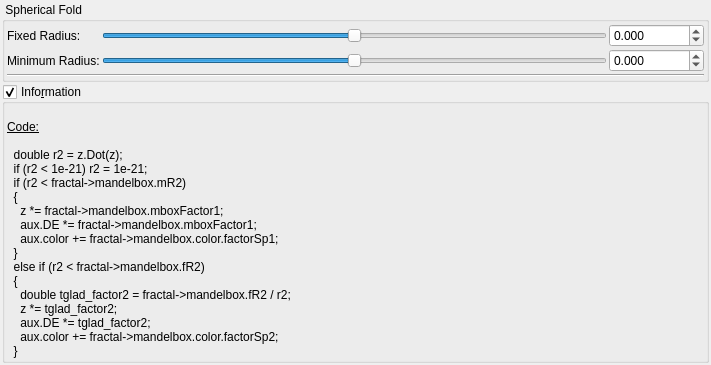
This is mandelbulber2/qt_data/fractal_transf_spherical_fold.ui in buddhi1980/mandelbulber2 as Qt 5 draws it before an edit. The edited form follows.
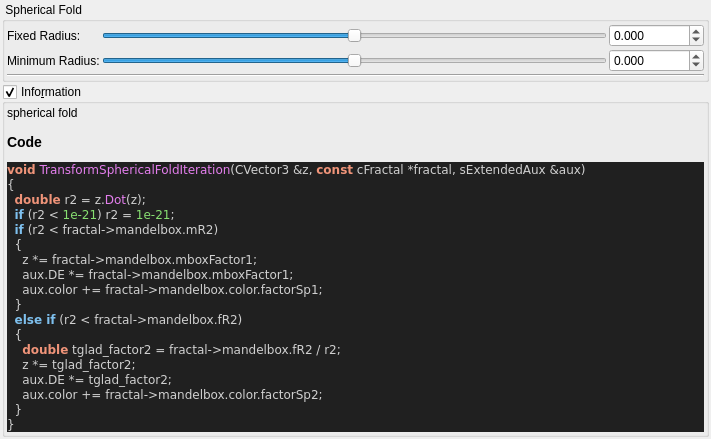
This is the edited form. Custom widgets are drawn as their Qt base class.

Commit message:
added all transforms information boxes
now all formulas can be parsed.

@buddhi do you got a reference for Xenodreambuie formula?

The edit to the form file:
```diff
--- a/mandelbulber2/qt_data/fractal_transf_spherical_fold.ui
+++ b/mandelbulber2/qt_data/fractal_transf_spherical_fold.ui
@@ -220,28 +220,39 @@
       <item>
        <widget class="QLabel" name="label_4">
         <property name="text">
-         <string>&lt;!DOCTYPE HTML PUBLIC &quot;-//W3C//DTD HTML 4.0//EN&quot; &quot;http://www.w3.org/TR/REC-html40/strict.dtd&quot;&gt;
-&lt;html&gt;&lt;head&gt;&lt;meta name=&quot;qrichtext&quot; content=&quot;1&quot; /&gt;&lt;style type=&quot;text/css&quot;&gt;
-p, li { white-space: pre-wrap; }
-&lt;/style&gt;&lt;/head&gt;&lt;body&gt;
-&lt;p style=&quot;-qt-paragraph-type:empty; margin-top:0px; margin-bottom:0px; margin-left:0px; margin-right:0px; -qt-block-indent:0; text-indent:0px;&quot;&gt;&lt;br /&gt;&lt;/p&gt;
-&lt;p style=&quot; margin-top:0px; margin-bottom:0px; margin-left:0px; margin-right:0px; -qt-block-indent:0; text-indent:0px;&quot;&gt;&lt;span style=&quot; text-decoration: underline;&quot;&gt;Code:&lt;/span&gt;&lt;/p&gt;
-&lt;p style=&quot;-qt-paragraph-type:empty; margin-top:0px; margin-bottom:0px; margin-left:0px; margin-right:0px; -qt-block-indent:0; text-indent:0px; text-decoration: underline;&quot;&gt;&lt;br /&gt;&lt;/p&gt;
-&lt;p style=&quot; margin-top:0px; margin-bottom:0px; margin-left:0px; margin-right:0px; -qt-block-indent:0; text-indent:0px;&quot;&gt;  double r2 = z.Dot(z);&lt;/p&gt;
-&lt;p style=&quot; margin-top:0px; margin-bottom:0px; margin-left:0px; margin-right:0px; -qt-block-indent:0; text-indent:0px;&quot;&gt;  if (r2 &amp;lt; 1e-21) r2 = 1e-21;&lt;/p&gt;
-&lt;p style=&quot; margin-top:0px; margin-bottom:0px; margin-left:0px; margin-right:0px; -qt-block-indent:0; text-indent:0px;&quot;&gt;  if (r2 &amp;lt; fractal-&amp;gt;mandelbox.mR2)&lt;/p&gt;
-&lt;p style=&quot; margin-top:0px; margin-bottom:0px; margin-left:0px; margin-right:0px; -qt-block-indent:0; text-indent:0px;&quot;&gt;  {&lt;/p&gt;
-&lt;p style=&quot; margin-top:0px; margin-bottom:0px; margin-left:0px; margin-right:0px; -qt-block-indent:0; text-indent:0px;&quot;&gt;    z *= fractal-&amp;gt;mandelbox.mboxFactor1;&lt;/p&gt;
-&lt;p style=&quot; margin-top:0px; margin-bottom:0px; margin-left:0px; margin-right:0px; -qt-block-indent:0; text-indent:0px;&quot;&gt;    aux.DE *= fractal-&amp;gt;mandelbox.mboxFactor1;&lt;/p&gt;
-&lt;p style=&quot; margin-top:0px; margin-bottom:0px; margin-left:0px; margin-right:0px; -qt-block-indent:0; text-indent:0px;&quot;&gt;    aux.color += fractal-&amp;gt;mandelbox.color.factorSp1;&lt;/p&gt;
-&lt;p style=&quot; margin-top:0px; margin-bottom:0px; margin-left:0px; margin-right:0px; -qt-block-indent:0; text-indent:0px;&quot;&gt;  }&lt;/p&gt;
-&lt;p style=&quot; margin-top:0px; margin-bottom:0px; margin-left:0px; margin-right:0px; -qt-block-indent:0; text-indent:0px;&quot;&gt;  else if (r2 &amp;lt; fractal-&amp;gt;mandelbox.fR2)&lt;/p&gt;
-&lt;p style=&quot; margin-top:0px; margin-bottom:0px; margin-left:0px; margin-right:0px; -qt-block-indent:0; text-indent:0px;&quot;&gt;  {&lt;/p&gt;
-&lt;p style=&quot; margin-top:0px; margin-bottom:0px; margin-left:0px; margin-right:0px; -qt-block-indent:0; text-indent:0px;&quot;&gt;    double tglad_factor2 = fractal-&amp;gt;mandelbox.fR2 / r2;&lt;/p&gt;
-&lt;p style=&quot; margin-top:0px; margin-bottom:0px; margin-left:0px; margin-right:0px; -qt-block-indent:0; text-indent:0px;&quot;&gt;    z *= tglad_factor2;&lt;/p&gt;
-&lt;p style=&quot; margin-top:0px; margin-bottom:0px; margin-left:0px; margin-right:0px; -qt-block-indent:0; text-indent:0px;&quot;&gt;    aux.DE *= tglad_factor2;&lt;/p&gt;
-&lt;p style=&quot; margin-top:0px; margin-bottom:0px; margin-left:0px; margin-right:0px; -qt-block-indent:0; text-indent:0px;&quot;&gt;    aux.color += fractal-&amp;gt;mandelbox.color.factorSp2;&lt;/p&gt;
-&lt;p style=&quot; margin-top:0px; margin-bottom:0px; margin-left:0px; margin-right:0px; -qt-block-indent:0; text-indent:0px;&quot;&gt;  }&lt;/p&gt;&lt;/body&gt;&lt;/html&gt;</string>
+         <string>&lt;p&gt;spherical fold&lt;/p&gt;&lt;table&gt;
+&lt;/table&gt;
+&lt;h3&gt;Code&lt;/h3&gt;
+&lt;!DOCTYPE HTML PUBLIC &quot;-//W3C//DTD HTML 4.0 Transitional//EN&quot;&gt;
+&lt;html&gt;
+&lt;head&gt;
+&lt;meta http-equiv=&quot;content-type&quot; content=&quot;text/html; charset=ISO-8859-1&quot;&gt;
+&lt;title&gt;Source file&lt;/title&gt;
+&lt;/head&gt;
+&lt;body style=&quot;background-color:#202020&quot;&gt;
+&lt;pre style=&quot;color:#d0d0d0; background-color:#202020;  font-family:'Courier New';&quot;&gt;&lt;span style=&quot;color:#f09479; font-weight:bold&quot;&gt;void&lt;/span&gt; &lt;span style=&quot;color:#e47eed&quot;&gt;TransformSphericalFoldIteration&lt;/span&gt;&lt;span style=&quot;color:#d0d0d0&quot;&gt;(&lt;/span&gt;CVector3 &lt;span style=&quot;color:#d0d0d0&quot;&gt;&amp;amp;&lt;/span&gt;z&lt;span style=&quot;color:#d0d0d0&quot;&gt;,&lt;/span&gt; &lt;span style=&quot;color:#f09479; font-weight:bold&quot;&gt;const&lt;/span&gt; cFractal &lt;span style=&quot;color:#d0d0d0&quot;&gt;*&lt;/span&gt;fractal&lt;span style=&quot;color:#d0d0d0&quot;&gt;,&lt;/span&gt; sExtendedAux &lt;span style=&quot;color:#d0d0d0&quot;&gt;&amp;amp;&lt;/span&gt;aux&lt;span style=&quot;color:#d0d0d0&quot;&gt;)&lt;/span&gt;
+&lt;span style=&quot;color:#d0d0d0&quot;&gt;{&lt;/span&gt;
+  &lt;span style=&quot;color:#f09479; font-weight:bold&quot;&gt;double&lt;/span&gt; r2 &lt;span style=&quot;color:#d0d0d0&quot;&gt;=&lt;/span&gt; z&lt;span style=&quot;color:#d0d0d0&quot;&gt;.&lt;/span&gt;&lt;span style=&quot;color:#e47eed&quot;&gt;Dot&lt;/span&gt;&lt;span style=&quot;color:#d0d0d0&quot;&gt;(&lt;/span&gt;z&lt;span style=&quot;color:#d0d0d0&quot;&gt;);&lt;/span&gt;
+  &lt;span style=&quot;color:#7ec0ee; font-weight:bold&quot;&gt;if&lt;/span&gt; &lt;span style=&quot;color:#d0d0d0&quot;&gt;(&lt;/span&gt;r2 &lt;span style=&quot;color:#d0d0d0&quot;&gt;&amp;lt;&lt;/span&gt; &lt;span style=&quot;color:#87df71&quot;&gt;1e-21&lt;/span&gt;&lt;span style=&quot;color:#d0d0d0&quot;&gt;)&lt;/span&gt; r2 &lt;span style=&quot;color:#d0d0d0&quot;&gt;=&lt;/span&gt; &lt;span style=&quot;color:#87df71&quot;&gt;1e-21&lt;/span&gt;&lt;span style=&quot;color:#d0d0d0&quot;&gt;;&lt;/span&gt;
+  &lt;span style=&quot;color:#7ec0ee; font-weight:bold&quot;&gt;if&lt;/span&gt; &lt;span style=&quot;color:#d0d0d0&quot;&gt;(&lt;/span&gt;r2 &lt;span style=&quot;color:#d0d0d0&quot;&gt;&amp;lt;&lt;/span&gt; fractal&lt;span style=&quot;color:#d0d0d0&quot;&gt;-&amp;gt;&lt;/span&gt;mandelbox&lt;span style=&quot;color:#d0d0d0&quot;&gt;.&lt;/span&gt;mR2&lt;span style=&quot;color:#d0d0d0&quot;&gt;)&lt;/span&gt;
+  &lt;span style=&quot;color:#d0d0d0&quot;&gt;{&lt;/span&gt;
+    z &lt;span style=&quot;color:#d0d0d0&quot;&gt;*=&lt;/span&gt; fractal&lt;span style=&quot;color:#d0d0d0&quot;&gt;-&amp;gt;&lt;/span&gt;mandelbox&lt;span style=&quot;color:#d0d0d0&quot;&gt;.&lt;/span&gt;mboxFactor1&lt;span style=&quot;color:#d0d0d0&quot;&gt;;&lt;/span&gt;
+    aux&lt;span style=&quot;color:#d0d0d0&quot;&gt;.&lt;/span&gt;DE &lt;span style=&quot;color:#d0d0d0&quot;&gt;*=&lt;/span&gt; fractal&lt;span style=&quot;color:#d0d0d0&quot;&gt;-&amp;gt;&lt;/span&gt;mandelbox&lt;span style=&quot;color:#d0d0d0&quot;&gt;.&lt;/span&gt;mboxFactor1&lt;span style=&quot;color:#d0d0d0&quot;&gt;;&lt;/span&gt;
+    aux&lt;span style=&quot;color:#d0d0d0&quot;&gt;.&lt;/span&gt;color &lt;span style=&quot;color:#d0d0d0&quot;&gt;+=&lt;/span&gt; fractal&lt;span style=&quot;color:#d0d0d0&quot;&gt;-&amp;gt;&lt;/span&gt;mandelbox&lt;span style=&quot;color:#d0d0d0&quot;&gt;.&lt;/span&gt;color&lt;span style=&quot;color:#d0d0d0&quot;&gt;.&lt;/span&gt;factorSp1&lt;span style=&quot;color:#d0d0d0&quot;&gt;;&lt;/span&gt;
+  &lt;span style=&quot;color:#d0d0d0&quot;&gt;}&lt;/span&gt;
+  &lt;span style=&quot;color:#7ec0ee; font-weight:bold&quot;&gt;else if&lt;/span&gt; &lt;span style=&quot;color:#d0d0d0&quot;&gt;(&lt;/span&gt;r2 &lt;span style=&quot;color:#d0d0d0&quot;&gt;&amp;lt;&lt;/span&gt; fractal&lt;span style=&quot;color:#d0d0d0&quot;&gt;-&amp;gt;&lt;/span&gt;mandelbox&lt;span style=&quot;color:#d0d0d0&quot;&gt;.&lt;/span&gt;fR2&lt;span style=&quot;color:#d0d0d0&quot;&gt;)&lt;/span&gt;
+  &lt;span style=&quot;color:#d0d0d0&quot;&gt;{&lt;/span&gt;
+    &lt;span style=&quot;color:#f09479; font-weight:bold&quot;&gt;double&lt;/span&gt; tglad_factor2 &lt;span style=&quot;color:#d0d0d0&quot;&gt;=&lt;/span&gt; fractal&lt;span style=&quot;color:#d0d0d0&quot;&gt;-&amp;gt;&lt;/span&gt;mandelbox&lt;span style=&quot;color:#d0d0d0&quot;&gt;.&lt;/span&gt;fR2 &lt;span style=&quot;color:#d0d0d0&quot;&gt;/&lt;/span&gt; r2&lt;span style=&quot;color:#d0d0d0&quot;&gt;;&lt;/span&gt;
+    z &lt;span style=&quot;color:#d0d0d0&quot;&gt;*=&lt;/span&gt; tglad_factor2&lt;span style=&quot;color:#d0d0d0&quot;&gt;;&lt;/span&gt;
+    aux&lt;span style=&quot;color:#d0d0d0&quot;&gt;.&lt;/span&gt;DE &lt;span style=&quot;color:#d0d0d0&quot;&gt;*=&lt;/span&gt; tglad_factor2&lt;span style=&quot;color:#d0d0d0&quot;&gt;;&lt;/span&gt;
+    aux&lt;span style=&quot;color:#d0d0d0&quot;&gt;.&lt;/span&gt;color &lt;span style=&quot;color:#d0d0d0&quot;&gt;+=&lt;/span&gt; fractal&lt;span style=&quot;color:#d0d0d0&quot;&gt;-&amp;gt;&lt;/span&gt;mandelbox&lt;span style=&quot;color:#d0d0d0&quot;&gt;.&lt;/span&gt;color&lt;span style=&quot;color:#d0d0d0&quot;&gt;.&lt;/span&gt;factorSp2&lt;span style=&quot;color:#d0d0d0&quot;&gt;;&lt;/span&gt;
+  &lt;span style=&quot;color:#d0d0d0&quot;&gt;}&lt;/span&gt;
+&lt;span style=&quot;color:#d0d0d0&quot;&gt;}&lt;/span&gt;
+&lt;/pre&gt;
+&lt;/body&gt;
+&lt;/html&gt;
+&lt;!--HTML generated by highlight 3.9, http://www.andre-simon.de/--&gt;
+</string>
         </property>
         <property name="wordWrap">
          <bool>true</bool>
```
Left out of the diff: 2 changed lines with no effect on the pictures. The commit also changes 75 other files.
